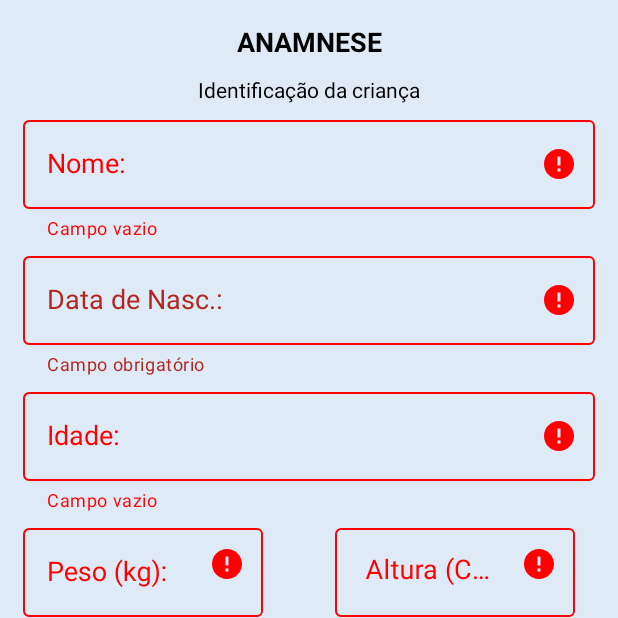
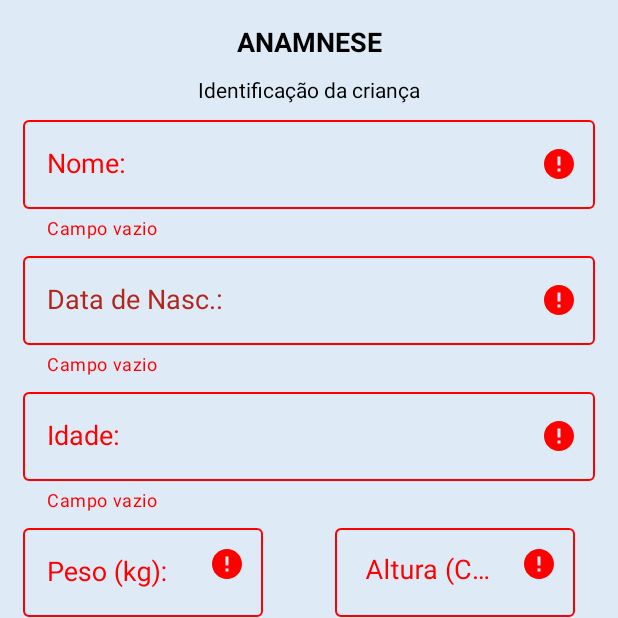
Before and after one commit to Alberinando/teadapta_1.0, an Android app: the anamnese screen opened directly, with no data from a screen before it, after a tap on "PRÓXIMO", on a phone screen of 412 x 824 dp, the top half of it. Run offline under Robolectric (Android 15) with nearby library versions, the phone set to English and light mode, and no system bars; our stand-ins replace Firebase (no records; nobody signed in at launch, a user with empty details on screens opened directly); 3 other taps on this screen came first.

```diff
--- a/app/src/main/java/com/example/teadapta/anamnese.java
+++ b/app/src/main/java/com/example/teadapta/anamnese.java
@@ -96,6 +96,8 @@ public class anamnese extends AppCompatActivity {
                 .build();
         TextInputEditText dataEditText = findViewById(R.id.data);
         TextInputLayout textInputLayout = findViewById(R.id.textdata);
+
+
 
 
 
@@ -216,6 +218,8 @@ public class anamnese extends AppCompatActivity {
         TextInputLayout pesoLayout = findViewById(R.id.Field);
         TextInputLayout alturaLayout = findViewById(R.id.altura);
 
+        TextInputLayout editTextDataLayout = findViewById(R.id.textdata);
+
         String escolhaFilhoUnico = escolha.getText().toString();
         String escolhaEscolaridade = escolaridade.getText().toString();
         String escolhaEscolar = escolar.getText().toString();
@@ -226,8 +230,37 @@ public class anamnese extends AppCompatActivity {
         TextInputLayout escolarLayout = findViewById(R.id.InputEscola);
 
 
+
         int errorColor = ContextCompat.getColor(this, R.color.error_color);
         int errorIconColor = ContextCompat.getColor(this, R.color.error_icon_color);
+
+        editTextData.addTextChangedListener(new TextWatcher() {
+            @Override
+            public void beforeTextChanged(CharSequence charSequence, int i, int i1, int i2) {}   // Nada a fazer antes da mudança de texto
+
+            @Override
+            public void onTextChanged(CharSequence charSequence, int i, int i1, int i2) {}
+
+            @Override
+            public void afterTextChanged(Editable editable) {
+                // Chamado após o texto ser alterado
+                editTextDataLayout.setError(null); // Remove a mensagem de erro
+                editTextDataLayout.setBoxStrokeErrorColor(null); // Remove a cor do contorno de erro
+                editTextDataLayout.setErrorTextColor(null); // Remove a cor do texto de erro
+                editTextDataLayout.setErrorIconTintList(null); // Remove a cor do ícone de erro
+            }
+        });
+        if (editTextData.getText().toString().trim().isEmpty()) {
+            if (!editTextData.isFocused()) {
+                editTextDataLayout.setBoxStrokeErrorColor(ColorStateList.valueOf(errorColor));
+                editTextDataLayout.setErrorTextColor(ColorStateList.valueOf(Color.parseColor("#FF0000")));
+                editTextDataLayout.setErrorIconTintList(ColorStateList.valueOf(errorIconColor));
+                editTextDataLayout.setError("Campo vazio");
+            }
+            valid = false;
+        } else {
+            editTextDataLayout.setError(null);
+        }
 
         editTextNome.addTextChangedListener(new TextWatcher() {
             @Override
--- a/app/src/main/res/layout/activity_anamnese_desenvolvimento_socio_emocional.xml
+++ b/app/src/main/res/layout/activity_anamnese_desenvolvimento_socio_emocional.xml
@@ -93,7 +93,8 @@
                 android:textColorLink="@color/black"
                 android:textCursorDrawable="@color/black"
                 app:boxStrokeErrorColor="@color/error_color"
-                app:errorIconTint="@color/error_icon_color"/>
+                app:errorIconTint="@color/error_icon_color"
+                android:background="@android:color/transparent"/>
 
             <LinearLayout
                 android:layout_width="match_parent"
```
Also changed, not shown: app/src/main/java/com/example/teadapta/anamneseDesenvolvimentoExercicio.java (+41 -0 lines), app/src/main/java/com/example/teadapta/anamneseDesenvolvimentoSocioEmocional.java (+49 -0 lines).
